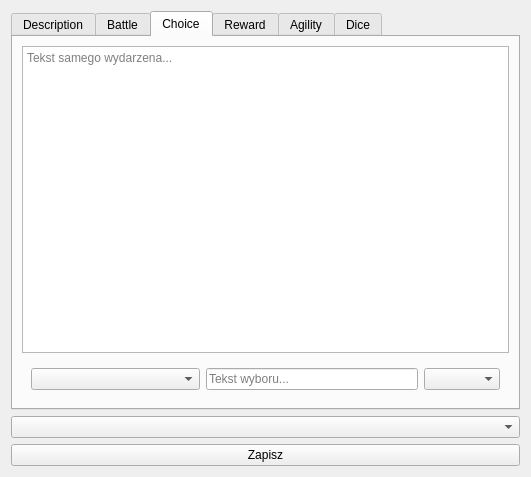
Old version of the form DataManager/forms/GUI/action/actionview.ui in the repository jurikimurik/Witcher_Adventures_PHP_QTCPP.
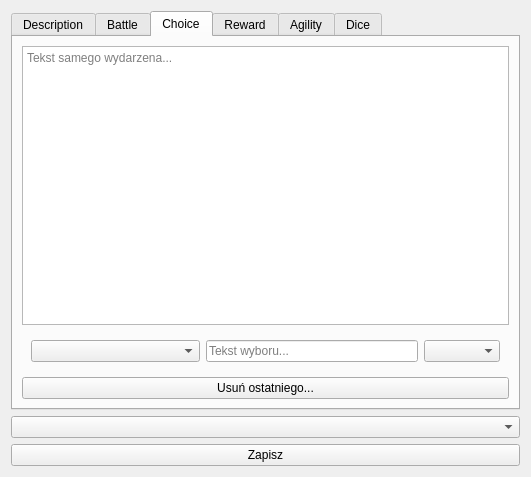
New version of the form. The open tabs and pages were chosen to show the change. Icons and pictures are not drawn.

Commit message: setActionFields was implemented and is now working.

```diff
--- a/DataManager/forms/GUI/action/actionview.ui
+++ b/DataManager/forms/GUI/action/actionview.ui
@@ -146,6 +146,13 @@
          </layout>
         </widget>
        </item>
+       <item>
+        <widget class="QPushButton" name="choiceRemoveLastButton">
+         <property name="text">
+          <string>Usuń ostatniego...</string>
+         </property>
+        </widget>
+       </item>
       </layout>
      </widget>
      <widget class="QWidget" name="rewardAction">
```
Left out of the diff: 2 changed lines with no effect on the pictures. The commit also changes 2 other files.
